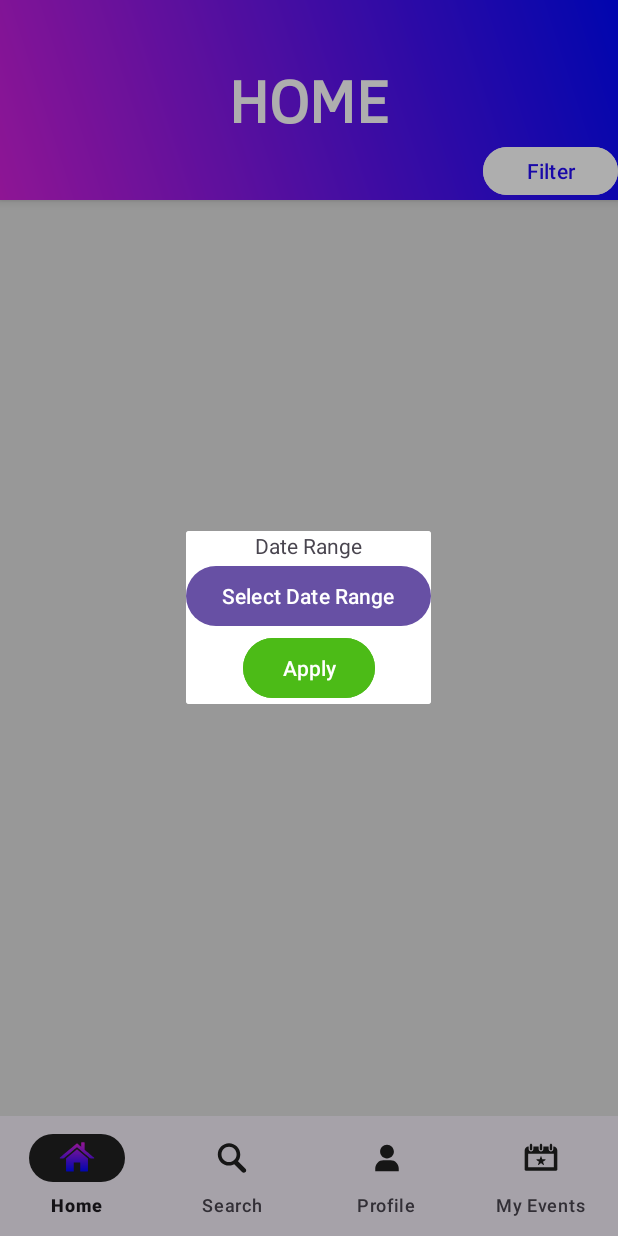
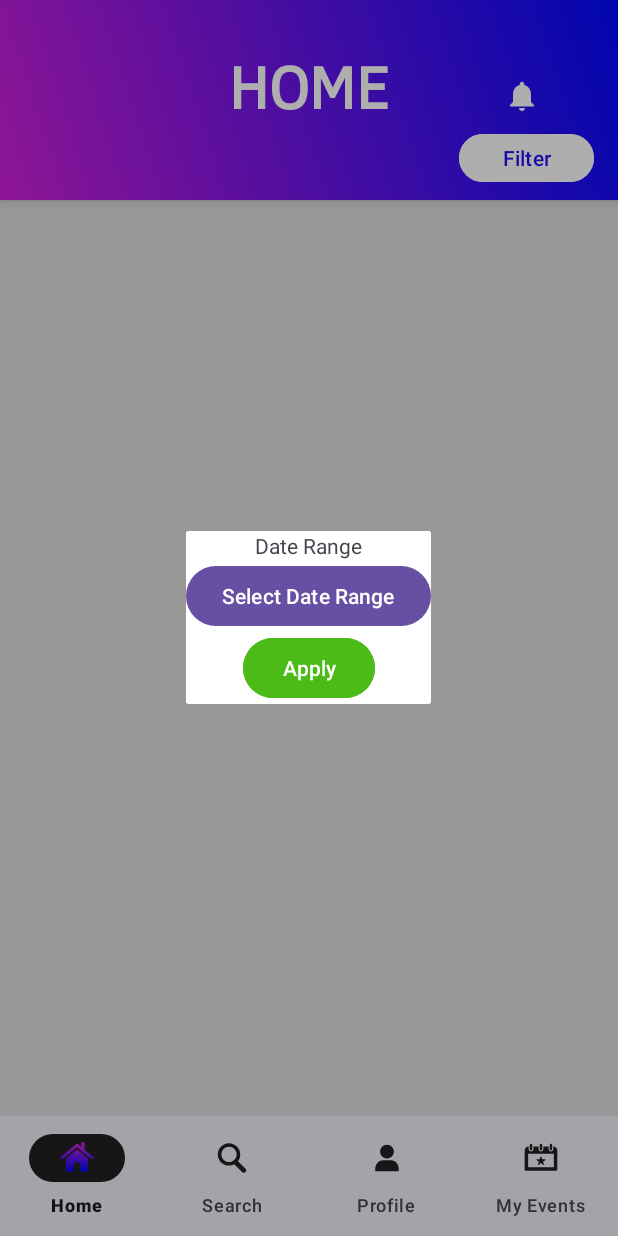
Before and after one commit to CMPUT301F25coolio/coolio-events, an Android app: the fragment NotificationFragment placed in its activity, after a tap on "Filter", on a phone screen of 412 x 824 dp. Run offline under Robolectric (Android 15) with nearby library versions, the phone set to English and light mode, and no system bars; our stand-ins replace Firebase (no records; nobody signed in at launch, a user with empty details on screens opened directly).

Commit message:
notification fragment finally works

```diff
--- a/CoolioEvents/app/src/main/java/com/example/coolioevents/Entrant/EntrantHomeFragment.java
+++ b/CoolioEvents/app/src/main/java/com/example/coolioevents/Entrant/EntrantHomeFragment.java
@@ -25,6 +25,7 @@ import android.widget.TextView;
 import com.example.coolioevents.Event;
 import com.example.coolioevents.R;
 import com.example.coolioevents.events.EntrantEventArrayAdapter;
+import com.example.coolioevents.NotificationFragment;
 import com.example.coolioevents.events.EventFragment;
 import com.example.coolioevents.events.EventViewModel;
 import com.example.coolioevents.events.EventViewModelFactory;
@@ -41,7 +42,7 @@ import java.util.Locale;
 import java.util.TimeZone;
 
 /**
- * Copyright 2025 Ethan Diep
+ * Copyright 2025 Ethan Diep, Niharika Rawat
  *
  * Licensed under the Apache License, Version 2.0 (the "License");
  * you may not use this file except in compliance with the License.
@@ -66,7 +67,7 @@ import java.util.TimeZone;
  * This class was designed to allow users to browse events they may be
  * interested in.
  *
- * @author Ethan Diep
+ * @author Ethan Diep, Niharika Rawat
  * @version 1.5
  * @since 2025-11-06
  */
@@ -77,6 +78,7 @@ public class EntrantHomeFragment extends Fragment {
     ListView eventsListView; // ListView on home fragment screen
     Button filterButton; // Button to filter events
     Button clearFilterButton; // Button to clear filter
+    ImageButton notificationButton; //ImageButton for notifications
     Pair<Date, Date> dateRange; // dateRange to apply
     Boolean filterApplied = false; // Boolean checking if filter is applied or not
     private final FirebaseFirestore db = FirebaseFirestore.getInstance();
@@ -129,6 +131,27 @@ public class EntrantHomeFragment extends Fragment {
         clearFilterButton = view.findViewById(R.id.clearFilterButton); // Clear Filter button in home
         eventAdapter = new EntrantEventArrayAdapter(getActivity(), eventsList); // Make new event adapter linked to eventList
         eventsListView.setAdapter(eventAdapter); // Make listview have adapter connected to eventList
+        // Find the new Notification Button
+        notificationButton = view.findViewById(R.id.notification_button);
+
+        eventAdapter = new EntrantEventArrayAdapter(getActivity(), eventsList);
+        eventsListView.setAdapter(eventAdapter);
+
+        // Add click listener to the Notification Button
+        if (notificationButton != null) {
+            notificationButton.setOnClickListener(new View.OnClickListener() {
+                @Override
+                public void onClick(View v) {
+                    NotificationFragment notificationFragment = new NotificationFragment();
+
+                    // Navigate to the NotificationFragment
+                    getParentFragmentManager().beginTransaction()
+                            .replace(R.id.fragment_container, notificationFragment)
+                            .addToBackStack(null)
+                            .commit();
+                }
+            });
+        }
 
         // Navigating to Event Fragment
         eventsListView.setOnItemClickListener(new AdapterView.OnItemClickListener() {
--- a/CoolioEvents/app/src/main/java/com/example/coolioevents/NotificationFragment.java
+++ b/CoolioEvents/app/src/main/java/com/example/coolioevents/NotificationFragment.java
@@ -1,9 +1,11 @@
 package com.example.coolioevents;
 
 import android.os.Bundle;
+import android.util.Log;
 import android.view.LayoutInflater;
 import android.view.View;
 import android.view.ViewGroup;
+import android.widget.Toast;
 
 import androidx.annotation.NonNull;
 import androidx.annotation.Nullable;
@@ -13,6 +15,7 @@ import androidx.recyclerview.widget.RecyclerView;
 
 import com.example.coolioevents.models.Notifications;
 import com.google.firebase.auth.FirebaseAuth;
+import com.google.firebase.auth.FirebaseUser;
 import com.google.firebase.firestore.FirebaseFirestore;
 import com.google.firebase.firestore.QueryDocumentSnapshot;
 
@@ -40,19 +43,31 @@ public class NotificationFragment extends Fragment {
 
         db = FirebaseFirestore.getInstance();
 
-        currentUid = FirebaseAuth.getInstance().getCurrentUser().getUid();
-        listenForNotifications();
+        // Check if a user is logged in before attempting to get their UID
+        FirebaseUser currentUser = FirebaseAuth.getInstance().getCurrentUser();
+        if (currentUser != null) {
+            currentUid = currentUser.getUid();
+            listenForNotifications();
+        } else {
+            Toast.makeText(getContext(), "Please log in to see notifications", Toast.LENGTH_SHORT).show();
+        }
 
-        listenForNotifications();
+        // Removed the duplicate listenForNotifications() call that was in your original code.
         return view;
     }
 
     private void listenForNotifications() {
+        if (currentUid == null || getContext() == null) return;
+
+        // Corrected: Single, unified addSnapshotListener call
         db.collection("Notifications")
                 .whereEqualTo("uid", currentUid)
                 .addSnapshotListener((value, error) -> {
 
                     if (error != null) {
+                        // Log the error for debugging in the console
+                        Log.e("NotifFragment", "Error loading notifications: ", error);
+                        Toast.makeText(getContext(), "Error loading data. Check console log for details.", Toast.LENGTH_LONG).show();
                         return;
                     }
 
@@ -60,10 +75,16 @@ public class NotificationFragment extends Fragment {
 
                     if (value != null) {
                         for (QueryDocumentSnapshot doc : value) {
+                            // Safely convert Firestore document to your Notifications model object
                             Notifications notif = doc.toObject(Notifications.class);
+                            notif.setId(doc.getId()); // Set the document ID
                             notificationList.add(notif);
                         }
                     }
+
+                    // *** CRUCIAL DEBUGGING STEP ***
+                    // This toast confirms how many items were retrieved from the database
+                    Toast.makeText(getContext(), "Notifications loaded: " + notificationList.size() + " items.", Toast.LENGTH_SHORT).show();
 
                     adapter.notifyDataSetChanged();
                 });
--- a/CoolioEvents/app/src/main/res/drawable/ic_notifications.xml
+++ b/CoolioEvents/app/src/main/res/drawable/ic_notifications.xml
@@ -1,4 +1,4 @@
-<vector xmlns:android="http://schemas.android.com/apk/res/android" android:height="24dp" android:tint="#000000" android:viewportHeight="24" android:viewportWidth="24" android:width="24dp">
+<vector xmlns:android="http://schemas.android.com/apk/res/android" android:height="24dp" android:tint="#FFFFFF" android:viewportHeight="24" android:viewportWidth="24" android:width="24dp">
 
     <path android:fillColor="@android:color/white" android:pathData="M12,22c1.1,0 2,-0.9 2,-2h-4c0,1.1 0.89,2 2,2zM18,16v-5c0,-3.07 -1.64,-5.64 -4.5,-6.32L13.5,4c0,-0.83 -0.67,-1.5 -1.5,-1.5s-1.5,0.67 -1.5,1.5v0.68C7.63,5.36 6,7.92 6,11v5l-2,2v1h16v-1l-2,-2z"/>
 
--- a/CoolioEvents/app/src/main/res/layout/fragment_entrant_home.xml
+++ b/CoolioEvents/app/src/main/res/layout/fragment_entrant_home.xml
@@ -29,22 +29,33 @@
             android:textSize="40sp"
             android:textStyle="bold"
             app:layout_constraintBottom_toBottomOf="parent"
+            app:layout_constraintBottom_toTopOf="@+id/filterButton"
             app:layout_constraintEnd_toEndOf="parent"
-            app:layout_constraintStart_toStartOf="parent"
+            app:layout_constraintStart_toStartOf="parent" />
+
+        <ImageButton
+            android:id="@+id/notification_button"
+            android:layout_width="40dp"
+            android:layout_height="40dp"
+            android:layout_marginTop="44dp"
+            android:layout_marginEnd="44dp"
+            android:background="@android:color/transparent"
+            android:src="@drawable/ic_notifications"
+            app:layout_constraintEnd_toEndOf="parent"
             app:layout_constraintTop_toTopOf="parent" />
 
         <Button
             android:id="@+id/filterButton"
             android:layout_width="90dp"
             android:layout_height="40dp"
-
+            android:layout_marginBottom="8dp"
+            android:layout_marginEnd="16dp"
             android:backgroundTint="@color/white"
             android:contentDescription="Filter Button"
             android:text="Filter"
             android:textColor="#250CF6"
             app:layout_constraintBottom_toBottomOf="parent"
-            app:layout_constraintEnd_toEndOf="parent"
-            app:layout_constraintTop_toBottomOf="@+id/textView" />
+            app:layout_constraintEnd_toEndOf="parent" />
 
         <Button
             android:id="@+id/clearFilterButton"
```
Also changed, not shown: 1 other file.
